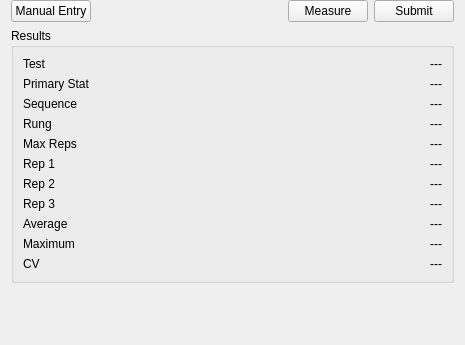
Old version of the form dcs/client/ui/grip_stats.ui in the repository CLSA/cypress.
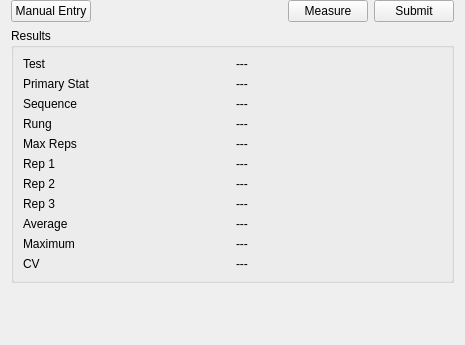
New version of the form.

Patch:
```diff
--- a/dcs/client/ui/grip_stats.ui
+++ b/dcs/client/ui/grip_stats.ui
@@ -88,7 +88,7 @@
            <string>---</string>
           </property>
           <property name="alignment">
-           <set>Qt::AlignmentFlag::AlignRight|Qt::AlignmentFlag::AlignTrailing|Qt::AlignmentFlag::AlignVCenter</set>
+           <set>Qt::AlignmentFlag::AlignLeading|Qt::AlignmentFlag::AlignLeft|Qt::AlignmentFlag::AlignVCenter</set>
           </property>
          </widget>
         </item>
@@ -109,7 +109,7 @@
            <string>---</string>
           </property>
           <property name="alignment">
-           <set>Qt::AlignmentFlag::AlignRight|Qt::AlignmentFlag::AlignTrailing|Qt::AlignmentFlag::AlignVCenter</set>
+           <set>Qt::AlignmentFlag::AlignLeading|Qt::AlignmentFlag::AlignLeft|Qt::AlignmentFlag::AlignVCenter</set>
           </property>
          </widget>
         </item>
@@ -130,7 +130,7 @@
            <string>---</string>
           </property>
           <property name="alignment">
-           <set>Qt::AlignmentFlag::AlignRight|Qt::AlignmentFlag::AlignTrailing|Qt::AlignmentFlag::AlignVCenter</set>
+           <set>Qt::AlignmentFlag::AlignLeading|Qt::AlignmentFlag::AlignLeft|Qt::AlignmentFlag::AlignVCenter</set>
           </property>
          </widget>
         </item>
@@ -151,7 +151,7 @@
            <string>---</string>
           </property>
           <property name="alignment">
-           <set>Qt::AlignmentFlag::AlignRight|Qt::AlignmentFlag::AlignTrailing|Qt::AlignmentFlag::AlignVCenter</set>
+           <set>Qt::AlignmentFlag::AlignLeading|Qt::AlignmentFlag::AlignLeft|Qt::AlignmentFlag::AlignVCenter</set>
           </property>
          </widget>
         </item>
@@ -172,7 +172,7 @@
            <string>---</string>
           </property>
           <property name="alignment">
-           <set>Qt::AlignmentFlag::AlignRight|Qt::AlignmentFlag::AlignTrailing|Qt::AlignmentFlag::AlignVCenter</set>
+           <set>Qt::AlignmentFlag::AlignLeading|Qt::AlignmentFlag::AlignLeft|Qt::AlignmentFlag::AlignVCenter</set>
           </property>
          </widget>
         </item>
@@ -193,7 +193,7 @@
            <string>---</string>
           </property>
           <property name="alignment">
-           <set>Qt::AlignmentFlag::AlignRight|Qt::AlignmentFlag::AlignTrailing|Qt::AlignmentFlag::AlignVCenter</set>
+           <set>Qt::AlignmentFlag::AlignLeading|Qt::AlignmentFlag::AlignLeft|Qt::AlignmentFlag::AlignVCenter</set>
           </property>
          </widget>
         </item>
@@ -214,7 +214,7 @@
            <string>---</string>
           </property>
           <property name="alignment">
-           <set>Qt::AlignmentFlag::AlignRight|Qt::AlignmentFlag::AlignTrailing|Qt::AlignmentFlag::AlignVCenter</set>
+           <set>Qt::AlignmentFlag::AlignLeading|Qt::AlignmentFlag::AlignLeft|Qt::AlignmentFlag::AlignVCenter</set>
           </property>
          </widget>
         </item>
@@ -235,7 +235,7 @@
            <string>---</string>
           </property>
           <property name="alignment">
-           <set>Qt::AlignmentFlag::AlignRight|Qt::AlignmentFlag::AlignTrailing|Qt::AlignmentFlag::AlignVCenter</set>
+           <set>Qt::AlignmentFlag::AlignLeading|Qt::AlignmentFlag::AlignLeft|Qt::AlignmentFlag::AlignVCenter</set>
           </property>
          </widget>
         </item>
@@ -256,7 +256,7 @@
            <string>---</string>
           </property>
           <property name="alignment">
-           <set>Qt::AlignmentFlag::AlignRight|Qt::AlignmentFlag::AlignTrailing|Qt::AlignmentFlag::AlignVCenter</set>
+           <set>Qt::AlignmentFlag::AlignLeading|Qt::AlignmentFlag::AlignLeft|Qt::AlignmentFlag::AlignVCenter</set>
           </property>
          </widget>
         </item>
@@ -277,7 +277,7 @@
            <string>---</string>
           </property>
           <property name="alignment">
-           <set>Qt::AlignmentFlag::AlignRight|Qt::AlignmentFlag::AlignTrailing|Qt::AlignmentFlag::AlignVCenter</set>
+           <set>Qt::AlignmentFlag::AlignLeading|Qt::AlignmentFlag::AlignLeft|Qt::AlignmentFlag::AlignVCenter</set>
           </property>
          </widget>
         </item>
@@ -298,7 +298,7 @@
            <string>---</string>
           </property>
           <property name="alignment">
-           <set>Qt::AlignmentFlag::AlignRight|Qt::AlignmentFlag::AlignTrailing|Qt::AlignmentFlag::AlignVCenter</set>
+           <set>Qt::AlignmentFlag::AlignLeading|Qt::AlignmentFlag::AlignLeft|Qt::AlignmentFlag::AlignVCenter</set>
           </property>
          </widget>
         </item>
```
